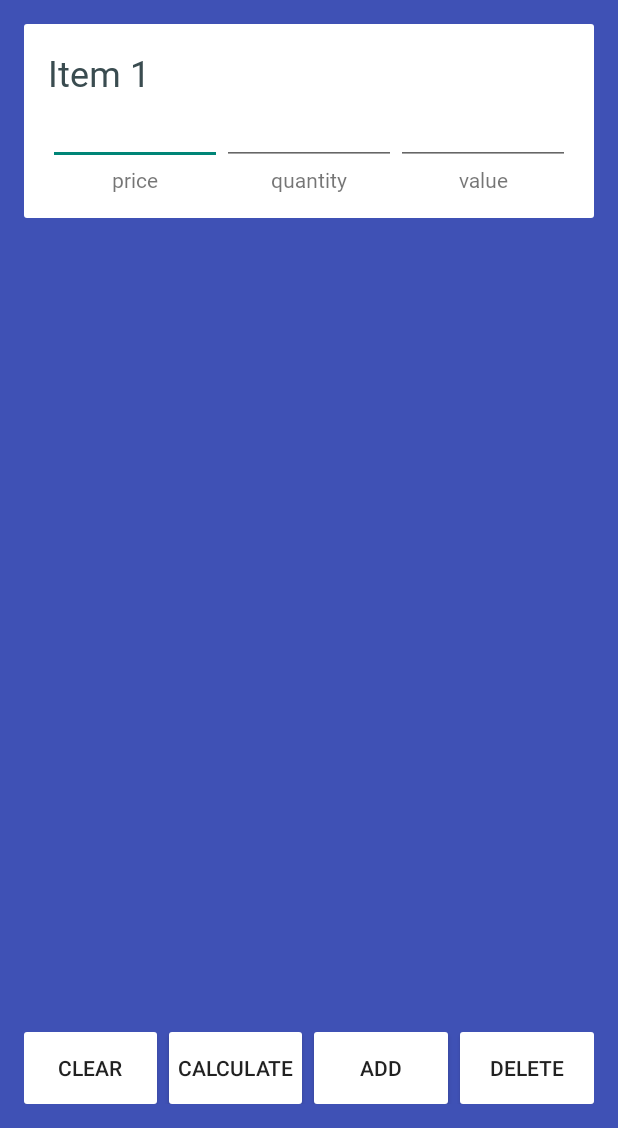
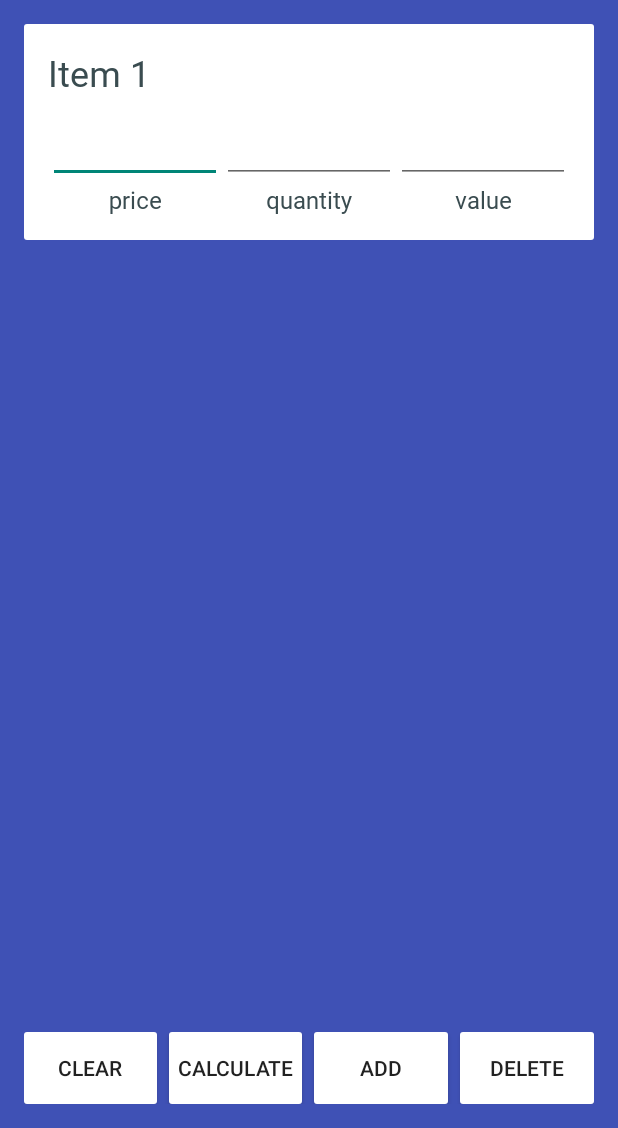
Before and after one commit to raicalvin/proj-29-apples-2-lemons, an Android app: the screen it shows after launch (MainActivity), on a phone screen of 412 x 824 dp, the part 108-1236 px from its top. Run offline under Robolectric (Android 15) with nearby library versions, the phone set to English and light mode, and no system bars.

Commit message:
Defined custom style for TextView lables for price, quantity, and value.

```diff
--- a/app/src/main/res/layout/activity_main.xml
+++ b/app/src/main/res/layout/activity_main.xml
@@ -39,7 +39,8 @@
                     android:fontFamily="@font/montserrat_alternates_light"
                     android:text="Item 1"
                     android:textColor="#3A4C50"
-                    android:textSize="24sp" />
+                    android:textSize="24sp"
+                    android:layout_marginBottom="12dp"/>
 
                 <LinearLayout
                     android:layout_width="match_parent"
@@ -60,8 +61,7 @@
                         <TextView
                             android:layout_width="match_parent"
                             android:layout_height="wrap_content"
-                            android:fontFamily="@font/oxygen_light"
-                            android:gravity="center"
+                            style="@style/CustomTextViewLabels"
                             android:text="price" />
 
                     </LinearLayout>
@@ -80,8 +80,7 @@
                         <TextView
                             android:layout_width="match_parent"
                             android:layout_height="wrap_content"
-                            android:fontFamily="@font/oxygen_light"
-                            android:gravity="center"
+                            style="@style/CustomTextViewLabels"
                             android:text="quantity" />
 
                     </LinearLayout>
@@ -101,8 +100,7 @@
                         <TextView
                             android:layout_width="match_parent"
                             android:layout_height="wrap_content"
-                            android:fontFamily="@font/oxygen_light"
-                            android:gravity="center"
+                            style="@style/CustomTextViewLabels"
                             android:text="value" />
 
                     </LinearLayout>
--- a/app/src/main/res/values/styles.xml
+++ b/app/src/main/res/values/styles.xml
@@ -15,7 +15,14 @@
         <item name="android:gravity">center</item>
         <item name="android:fontFamily">@font/oxygen_light</item>
         <item name="android:textSize">18sp</item>
-        <item name="android:textColor">#E3006E</item>
+        <item name="android:textColor">#56CFED</item>
+    </style>
+
+
+    <style name="CustomTextViewLabels" parent="@android:style/TextAppearance">
+        <item name="android:textColor">#3A4C50</item>
+        <item name="android:fontFamily">@font/oxygen_light</item>
+        <item name="android:gravity">center</item>
     </style>
 
 </resources>
```
